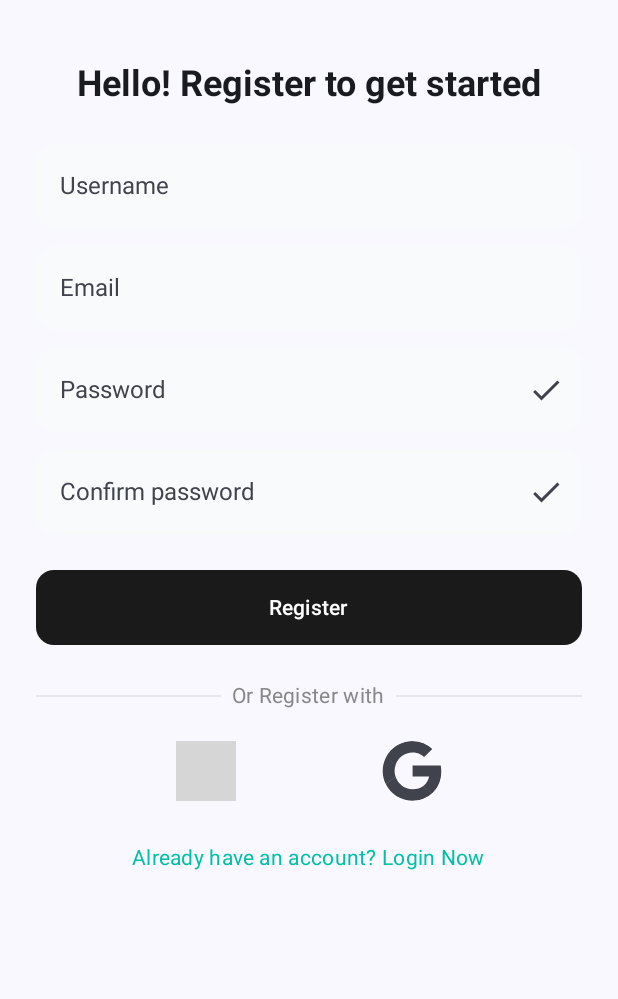
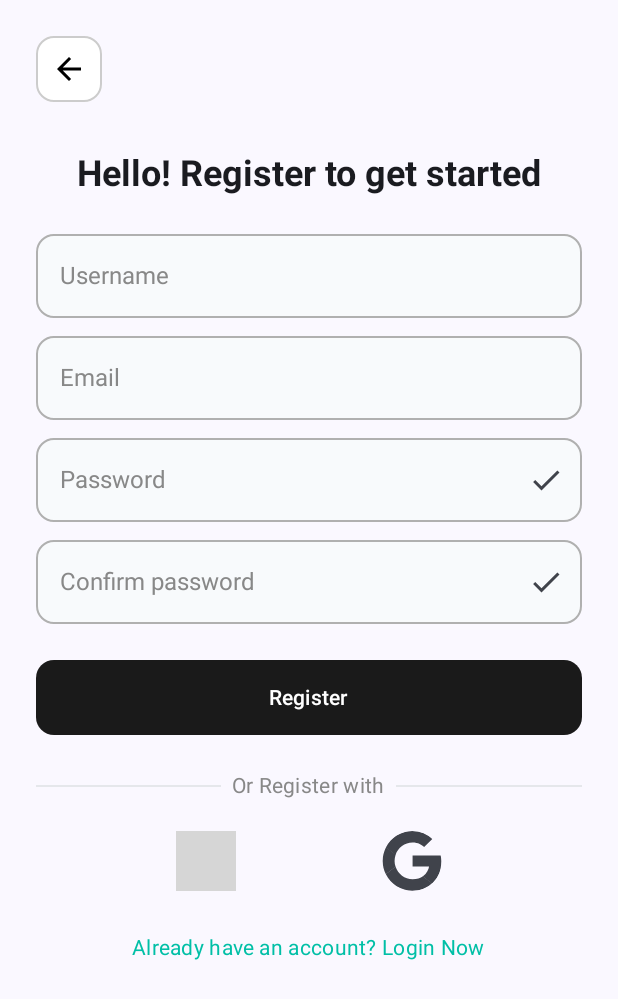
Before and after one commit to Lavie92/RandomChatApp, an Android app built with Jetpack Compose: the composable RegisterScreen shown on its own in the app's theme, on a phone screen of 412 x 824 dp. Shown: the top 999 px of the screen. Run offline under Robolectric (Android 15) with nearby library versions, the phone set to English and light mode, and no system bars; our stand-ins replace livedata-compose; 4 statements that could not run were skipped; grey boxes are pictures that could not be loaded.

Commit message:
fix ui login text

```diff
--- a/app/src/main/java/com/lavie/randochat/ui/screen/RegisterScreen.kt
+++ b/app/src/main/java/com/lavie/randochat/ui/screen/RegisterScreen.kt
@@ -1,10 +1,13 @@
 package com.lavie.randochat.ui.screen
 
+import androidx.compose.foundation.BorderStroke
 import androidx.compose.foundation.Image
 import androidx.compose.foundation.clickable
 import androidx.compose.foundation.layout.*
 import androidx.compose.foundation.shape.RoundedCornerShape
 import androidx.compose.material.icons.Icons
+import androidx.compose.material.icons.automirrored.filled.ArrowBack
+import androidx.compose.material.icons.filled.ArrowBack
 import androidx.compose.material.icons.filled.Check
 import androidx.compose.material.icons.filled.Close
 
@@ -40,12 +43,48 @@ fun RegisterScreen(
     var passwordVisible by remember { mutableStateOf(false) }
     var confirmPasswordVisible by remember { mutableStateOf(false) }
     val isLoading by viewModel.isLoading.observeAsState(false)
+    val textFieldColors = OutlinedTextFieldDefaults.colors(
+        focusedContainerColor = Color(0xFFF8FAFC),
+        unfocusedContainerColor = Color(0xFFF8FAFC),
+        disabledContainerColor = Color(0xFFF8FAFC),
+        focusedBorderColor = Color(0xFFB0B0B0),
+        unfocusedBorderColor = Color(0xFFB0B0B0),
+        focusedTextColor = Color.Black,
+        unfocusedTextColor = Color.Black,
+        cursorColor = Color.Black,
+        focusedPlaceholderColor = Color.Gray,
+        unfocusedPlaceholderColor = Color.Gray
+    )
+
+
     Column(
         modifier = Modifier
             .fillMaxSize()
             .padding(24.dp),
         horizontalAlignment = Alignment.CenterHorizontally
     ) {
+        Row(
+            verticalAlignment = Alignment.CenterVertically,
+            modifier = Modifier
+                .fillMaxWidth()
+                .padding(bottom = 16.dp)
+        ) {
+            Surface(
+                shape = RoundedCornerShape(12.dp),
+                color = Color.White,
+                border = BorderStroke(1.dp, Color.LightGray),
+                modifier = Modifier
+                    .size(44.dp)
+                    .clickable { navController.popBackStack() }
+            ) {
+                Icon(
+                    imageVector = Icons.Default.ArrowBack,
+                    contentDescription = "Back",
+                    tint = Color.Black,
+                    modifier = Modifier.padding(10.dp)
+                )
+            }
+        }
         Spacer(modifier = Modifier.height(16.dp))
 
         Text(
@@ -61,13 +100,7 @@ fun RegisterScreen(
             placeholder = { Text("Username") },
             modifier = Modifier.fillMaxWidth(),
             shape = RoundedCornerShape(12.dp),
-            colors = OutlinedTextFieldDefaults.colors(
-                focusedContainerColor = Color(0xFFF8FAFC),
-                unfocusedContainerColor = Color(0xFFF8FAFC),
-                disabledContainerColor = Color(0xFFF8FAFC),
-                focusedBorderColor = Color.Transparent,
-                unfocusedBorderColor = Color.Transparent
-            )
+            colors = textFieldColors
         )
 
         Spacer(modifier = Modifier.height(12.dp))
@@ -78,13 +111,7 @@ fun RegisterScreen(
             placeholder = { Text("Email") },
             modifier = Modifier.fillMaxWidth(),
             shape = RoundedCornerShape(12.dp),
-            colors = OutlinedTextFieldDefaults.colors(
-                focusedContainerColor = Color(0xFFF8FAFC),
-                unfocusedContainerColor = Color(0xFFF8FAFC),
-                disabledContainerColor = Color(0xFFF8FAFC),
-                focusedBorderColor = Color.Transparent,
-                unfocusedBorderColor = Color.Transparent
-            )
+            colors = textFieldColors
         )
 
         Spacer(modifier = Modifier.height(12.dp))
@@ -105,13 +132,7 @@ fun RegisterScreen(
                     )
                 }
             },
-            colors = OutlinedTextFieldDefaults.colors(
-                focusedContainerColor = Color(0xFFF8FAFC),
-                unfocusedContainerColor = Color(0xFFF8FAFC),
-                disabledContainerColor = Color(0xFFF8FAFC),
-                focusedBorderColor = Color.Transparent,
-                unfocusedBorderColor = Color.Transparent
-            )
+            colors = textFieldColors
         )
 
         Spacer(modifier = Modifier.height(12.dp))
@@ -132,13 +153,7 @@ fun RegisterScreen(
                     )
                 }
             },
-            colors = OutlinedTextFieldDefaults.colors(
-                focusedContainerColor = Color(0xFFF8FAFC),
-                unfocusedContainerColor = Color(0xFFF8FAFC),
-                disabledContainerColor = Color(0xFFF8FAFC),
-                focusedBorderColor = Color.Transparent,
-                unfocusedBorderColor = Color.Transparent
-            )
+            colors = textFieldColors
         )
 
         Spacer(modifier = Modifier.height(24.dp))
@@ -214,7 +229,7 @@ fun RegisterScreenPreview() {
     RandomChatTheme {
         RegisterScreen(
             navController = rememberNavController(),
-            viewModel = FakeAuthViewModel()
+            viewModel = fakeViewModel
         )
     }
 }
```
Also changed, not shown: app/src/main/java/com/lavie/randochat/ui/screen/LoginScreen.kt (+45 -17 lines).
